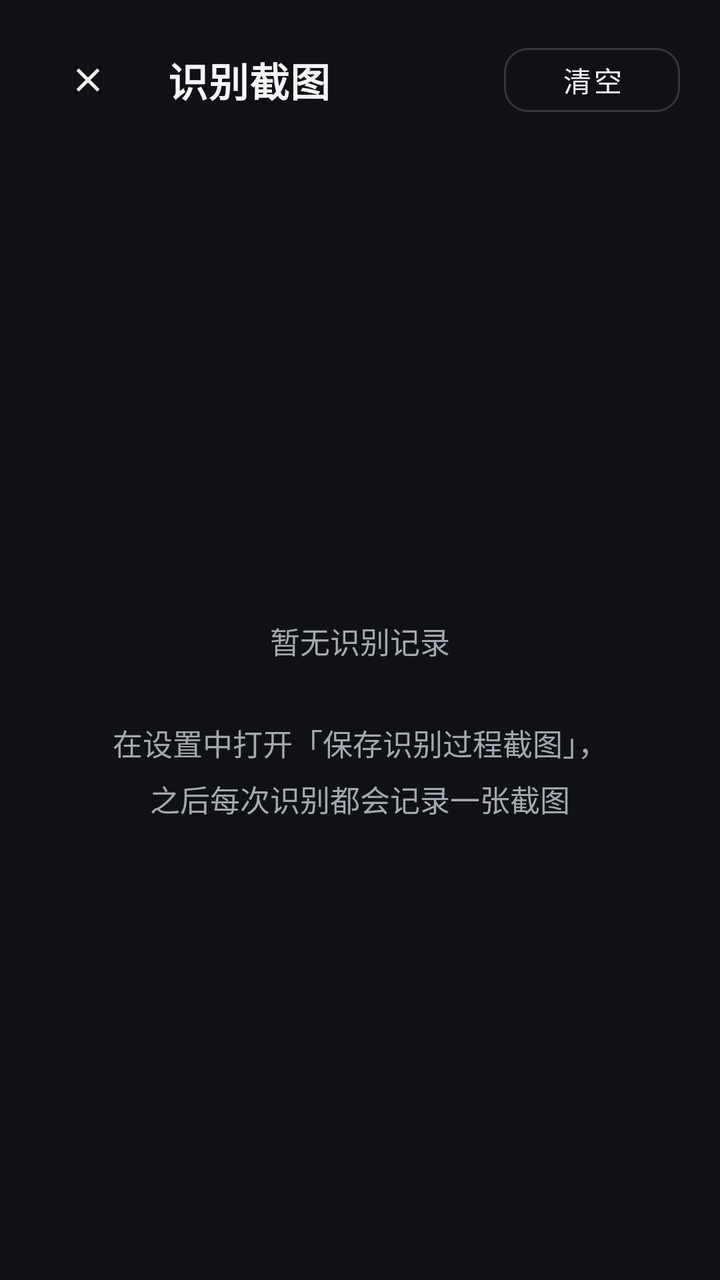
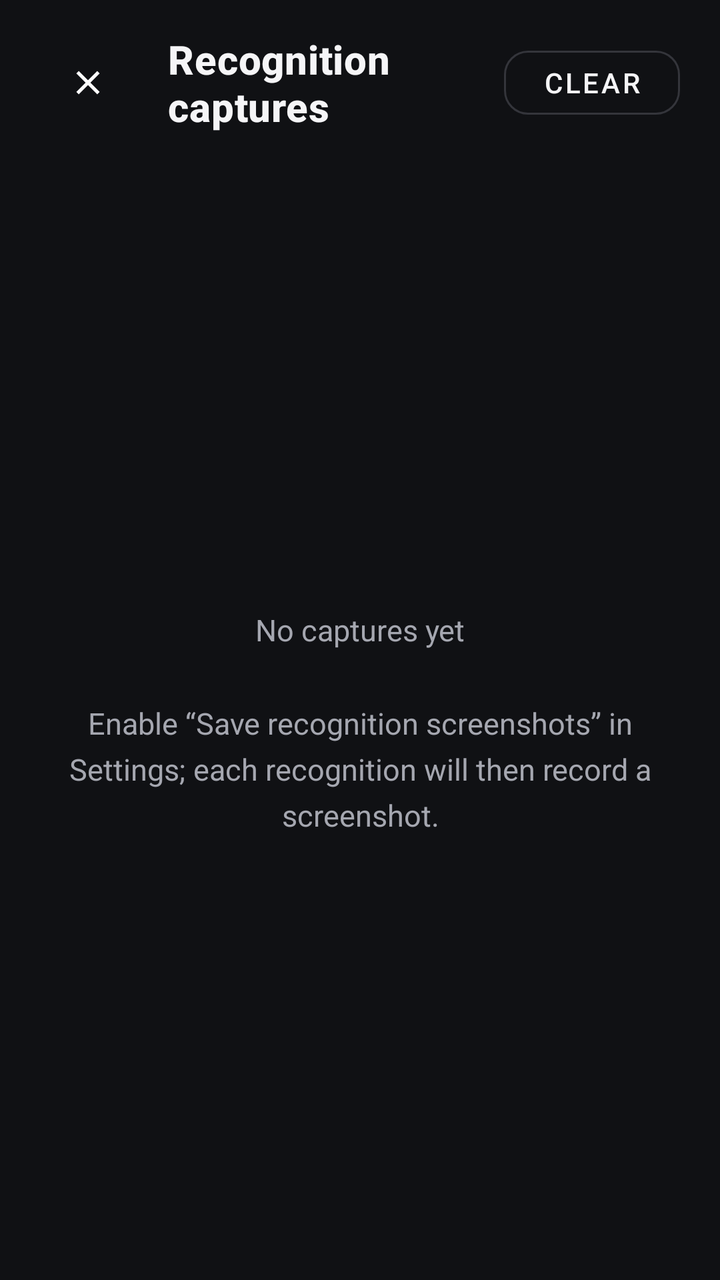

Screens rendered from an Android XML layout before and after an edit, with the pre-edit source and the edit as a unified diff.
<!-- AndroidManifest.xml: application theme Theme.SubtitleTranslator -->
<!-- res/layout/activity_debug_capture.xml -->
<?xml version="1.0" encoding="utf-8"?>
<LinearLayout xmlns:android="http://schemas.android.com/apk/res/android"
    xmlns:app="http://schemas.android.com/apk/res-auto"
    android:layout_width="match_parent"
    android:layout_height="match_parent"
    android:background="@color/screen_bg"
    android:orientation="vertical">

    
    <LinearLayout
        android:layout_width="match_parent"
        android:layout_height="wrap_content"
        android:orientation="horizontal"
        android:gravity="center_vertical"
        android:paddingHorizontal="20dp"
        android:paddingVertical="16dp">

        <ImageButton
            android:id="@+id/btnBack"
            android:layout_width="@dimen/touch_target"
            android:layout_height="@dimen/touch_target"
            android:padding="@dimen/icon_button_padding"
            android:scaleType="fitCenter"
            android:background="?attr/selectableItemBackgroundBorderless"
            android:src="@drawable/ic_close"
            android:contentDescription="返回" />

        <TextView
            android:layout_width="0dp"
            android:layout_height="wrap_content"
            android:layout_weight="1"
            android:layout_marginStart="16dp"
            android:text="识别截图"
            android:textAppearance="@style/TextAppearance.SubtitleTranslator.ScreenTitle" />

        <Button
            android:id="@+id/btnClear"
            style="@style/Widget.SubtitleTranslator.Button.Outlined"
            android:layout_width="wrap_content"
            android:layout_height="wrap_content"
            android:text="清空" />
    </LinearLayout>

    <TextView
        android:id="@+id/tvEmpty"
        android:layout_width="match_parent"
        android:layout_height="match_parent"
        android:gravity="center"
        android:padding="24dp"
        android:text="暂无识别记录\n\n在设置中打开「保存识别过程截图」，\n之后每次识别都会记录一张截图"
        android:textSize="15sp"
        android:lineSpacingMultiplier="1.3"
        android:textColor="@color/text_secondary" />

    <androidx.recyclerview.widget.RecyclerView
        android:id="@+id/recyclerView"
        android:layout_width="match_parent"
        android:layout_height="match_parent"
        android:clipToPadding="false"
        android:padding="16dp"
        android:visibility="gone" />

</LinearLayout>
<!-- resources referenced by this layout -->
<resources>
  <color name="screen_bg">#FF101114</color>
  <color name="text_secondary">#FFA5A7B0</color>
  <dimen name="icon_button_padding">14dp</dimen>
  <dimen name="touch_target">48dp</dimen>
  <!-- drawable ic_close (drawable) -->
  <?xml version="1.0" encoding="utf-8"?>
  <vector xmlns:android="http://schemas.android.com/apk/res/android"
      android:width="24dp"
      android:height="24dp"
      android:viewportWidth="24"
      android:viewportHeight="24"
      android:tint="@android:color/white">
      <path
          android:fillColor="@android:color/white"
          android:pathData="M19,6.41L17.59,5 12,10.59 6.41,5 5,6.41 10.59,12 5,17.59 6.41,19 12,13.41 17.59,19 19,17.59 13.41,12z"/>
  </vector>
  <style name="TextAppearance.SubtitleTranslator.ScreenTitle" parent="TextAppearance.MaterialComponents.Headline6">
          <item name="android:textSize">20sp</item>
          <item name="android:textStyle">bold</item>
          <item name="android:textColor">@color/text_primary</item>
      </style>
  <style name="Widget.SubtitleTranslator.Button.Outlined" parent="Widget.MaterialComponents.Button.OutlinedButton">
          <item name="android:textColor">@color/text_primary</item>
          <item name="strokeColor">@color/button_outline</item>
          <item name="cornerRadius">12dp</item>
          <item name="android:minHeight">44dp</item>
      </style>
  <style name="Theme.SubtitleTranslator" parent="Theme.MaterialComponents.NoActionBar">
          
          <item name="colorPrimary">@color/accent</item>
          <item name="colorPrimaryVariant">@color/accent_dim</item>
          <item name="colorOnPrimary">@color/on_accent</item>
          <item name="colorSecondary">@color/accent</item>
          <item name="colorSecondaryVariant">@color/accent_dim</item>
          <item name="colorOnSecondary">@color/on_accent</item>
          
          <item name="android:statusBarColor">@color/screen_bg</item>
          <item name="android:windowLightStatusBar">false</item>
          <item name="android:navigationBarColor">@color/screen_bg</item>
      </style>
  <color name="text_primary">#FFF5F5F7</color>
  <color name="button_outline">#FF34353B</color>
  <color name="accent">#FFB9E64B</color>
  <color name="accent_dim">#FFCBE97F</color>
  <color name="on_accent">#FF101114</color>
</resources>

<!-- the commit's change to res/layout/activity_debug_capture.xml (unified diff, before → after) -->
@@ -23,14 +23,14 @@
             android:scaleType="fitCenter"
             android:background="?attr/selectableItemBackgroundBorderless"
             android:src="@drawable/ic_close"
-            android:contentDescription="返回" />
+            android:contentDescription="@string/action_back" />
 
         <TextView
             android:layout_width="0dp"
             android:layout_height="wrap_content"
             android:layout_weight="1"
             android:layout_marginStart="16dp"
-            android:text="识别截图"
+            android:text="@string/debug_title"
             android:textAppearance="@style/TextAppearance.SubtitleTranslator.ScreenTitle" />
 
         <Button
@@ -38,7 +38,7 @@
             style="@style/Widget.SubtitleTranslator.Button.Outlined"
             android:layout_width="wrap_content"
             android:layout_height="wrap_content"
-            android:text="清空" />
+            android:text="@string/action_clear" />
     </LinearLayout>
 
     <TextView
@@ -47,7 +47,7 @@
         android:layout_height="match_parent"
         android:gravity="center"
         android:padding="24dp"
-        android:text="暂无识别记录\n\n在设置中打开「保存识别过程截图」，\n之后每次识别都会记录一张截图"
+        android:text="@string/debug_empty"
         android:textSize="15sp"
         android:lineSpacingMultiplier="1.3"
         android:textColor="@color/text_secondary" />
<!-- resource entries referenced after the edit -->
@@ -16,6 +16,10 @@
           android:fillColor="@android:color/white"
           android:pathData="M19,6.41L17.59,5 12,10.59 6.41,5 5,6.41 10.59,12 5,17.59 6.41,19 12,13.41 17.59,19 19,17.59 13.41,12z"/>
   </vector>
+  <string name="action_back">Back</string>
+  <string name="action_clear">Clear</string>
+  <string name="debug_empty">No captures yet\n\nEnable “Save recognition screenshots” in Settings; each recognition will then record a screenshot.</string>
+  <string name="debug_title">Recognition captures</string>
   <style name="TextAppearance.SubtitleTranslator.ScreenTitle" parent="TextAppearance.MaterialComponents.Headline6">
           <item name="android:textSize">20sp</item>
           <item name="android:textStyle">bold</item>
